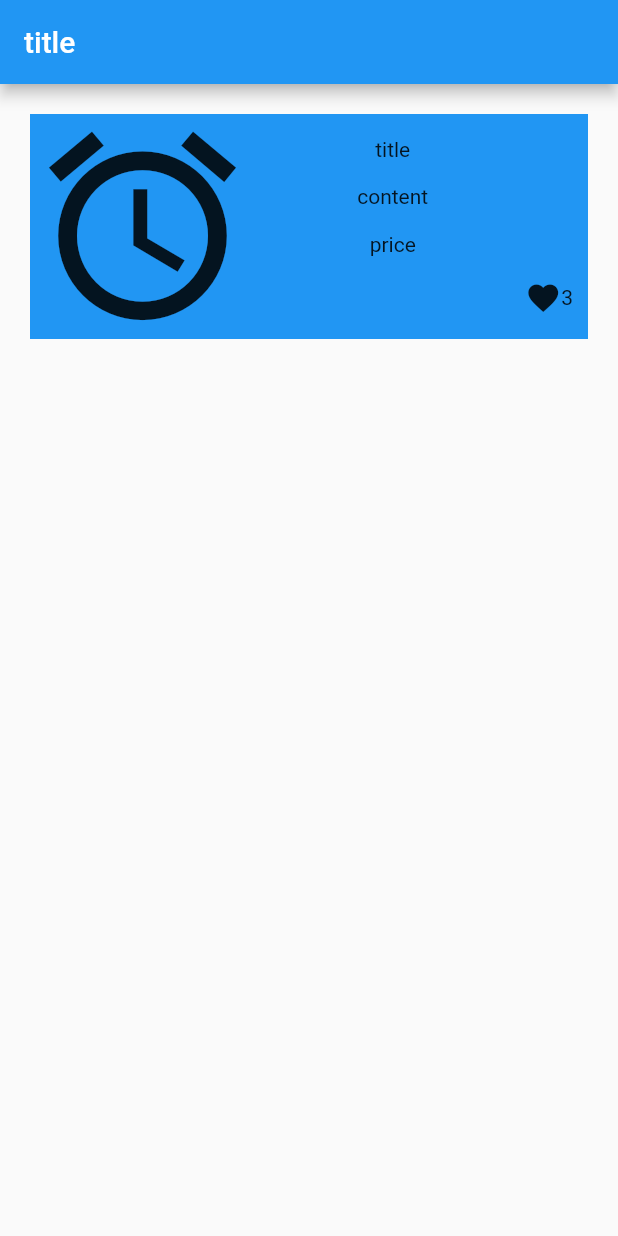
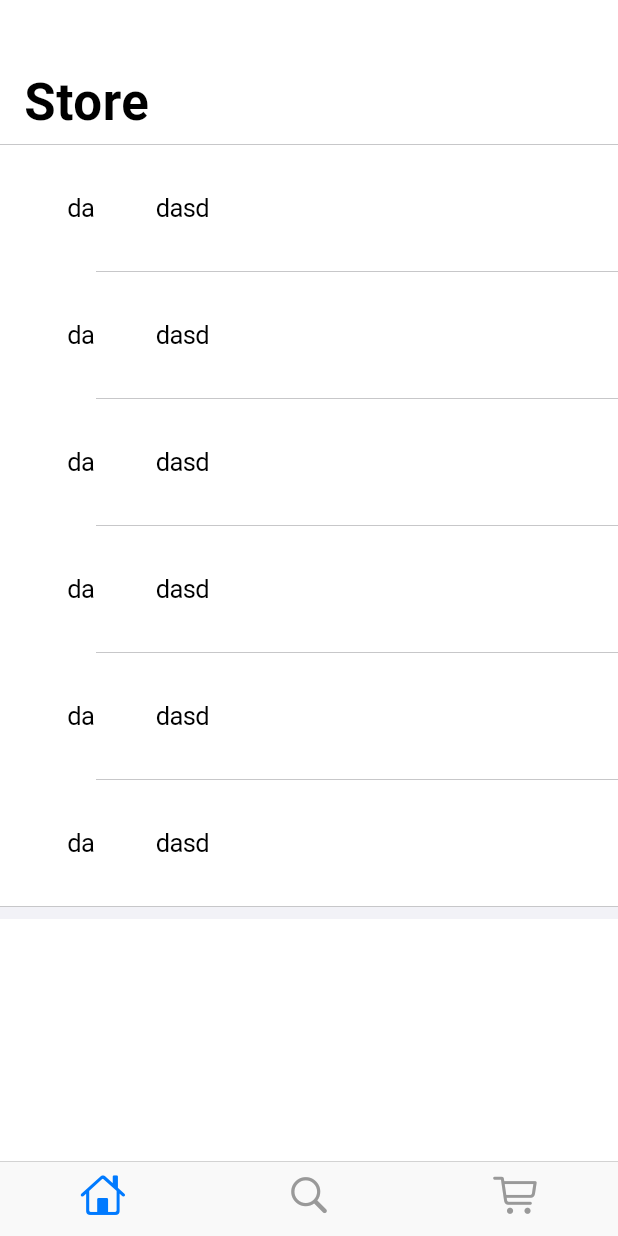
Before and after one commit to duck-positive/flutter_study, a Flutter app: the screen it shows after launch, on a phone screen of 412 x 824 dp. Run offline on Flutter 3.47's test engine with Material 2 defaults, Android fonts, the phone set to English and light mode, and no system bars.

Commit message:
Done 6 page(https://codelabs.developers.google.com/codelabs/flutter-cupertino#5)

```diff
--- a/lib/main.dart
+++ b/lib/main.dart
@@ -1,51 +1,112 @@
 import 'package:flutter/cupertino.dart';
 import 'package:flutter/material.dart';
+import 'package:flutter/services.dart';
+import 'package:provider/provider.dart';
+import 'package:untitled2/product_row_item.dart';
 
-void main() => runApp(MyApp());
 
-class MyApp extends StatelessWidget {
-  const MyApp({Key? key}) : super(key: key);
+import 'model/app_state_model.dart';
+import 'ui/cart_tab.dart';
+import 'ui/search_tab.dart';
+
+void main() {
+  runApp(
+    ChangeNotifierProvider<AppStateModel>(
+      create: (_) => AppStateModel()..loadProducts(),
+      child: App(),
+    )
+  );
+}
+
+class App extends StatelessWidget {
+  const App({super.key});
 
   @override
   Widget build(BuildContext context) {
-    return MaterialApp(
-      home: Scaffold(
-        appBar: AppBar(
-          title: Text("title"),
+    SystemChrome.setPreferredOrientations([DeviceOrientation.portraitUp, DeviceOrientation.portraitDown]);
+
+    return const CupertinoApp(
+      theme: CupertinoThemeData(brightness: Brightness.light),
+      home: HomePage(),
+    );
+  }
+}
+
+class HomePage extends StatelessWidget {
+  const HomePage({Key? key}) : super(key: key);
+
+  @override
+  Widget build(BuildContext context) {
+    return CupertinoTabScaffold(
+      tabBar:CupertinoTabBar(
+        items: const <BottomNavigationBarItem> [
+          BottomNavigationBarItem(icon: Icon(CupertinoIcons.home)),
+          BottomNavigationBarItem(icon: Icon(CupertinoIcons.search)),
+          BottomNavigationBarItem(icon: Icon(CupertinoIcons.cart))
+        ],
       ),
-        body: Container(
-          height: 150,
-          margin: EdgeInsets.all(20),
-          color: Colors.blue,
-          child: Row(
+      tabBuilder: (context, index) {
+        late final CupertinoTabView returnValue;
+        switch(index){
+          case 0: returnValue = CupertinoTabView(builder: (context) {
+            return const CupertinoPageScaffold(
+                child: HomeTab()
+            );
+          });
+          break;
+
+          case 1: returnValue = CupertinoTabView(builder: (context) {
+            return const CupertinoPageScaffold(
+              child: SearchTab(),
+            );
+          });
+          break;
+
+          case 2: returnValue = CupertinoTabView(builder: (context) {
+            return const CupertinoPageScaffold(
+                child: CartTab()
+            );
+          });
+          break;
+        }
+        return returnValue;
+      }
+    );
+  }
+}
+
+class HomeTab extends StatelessWidget {
+  const HomeTab({Key? key}) : super(key: key);
+
+  @override
+  Widget build(BuildContext context) {
+    return Consumer<AppStateModel>(
+      builder: (context, model, child) {
+        final products = model.getProducts();
+        return CustomScrollView(
+          semanticChildCount: products.length,
+          slivers : <Widget>[
+            const CupertinoSliverNavigationBar(
+              largeTitle: Text("Store"),
+            ),
+            SliverSafeArea(
+                top: false,
+                minimum: const EdgeInsets.only(top: 0),
+                sliver: SliverToBoxAdapter(
+                  child: CupertinoListSection(
+                    topMargin: 0,
                     children: [
-              Flexible(flex: 3, child: Icon(Icons.access_alarm, size: 150,)),
-              Flexible(flex: 7, child: Container(
-                height: double.infinity,
-                child: Column(
-                  mainAxisAlignment: MainAxisAlignment.spaceEvenly,
-                  crossAxisAlignment: CrossAxisAlignment.center,
-                  children: [
-                    Text("title"),
-                    Text("content"),
-                    Text("price"),
-                    Container(
-                      margin: EdgeInsets.fromLTRB(0, 0, 10, 0),
-                      child: Row(
-                        mainAxisAlignment: MainAxisAlignment.end,
-                        children: [
-                          Icon(Icons.favorite),
-                          Text("3")
+                      for (var product in products)
+                        ProductRowItem(
+                          product: product,
+                        )
                     ],
                   ),
                 )
-                  ],
-                ),
-              ))
-            ],
             )
-        ),
-      ),
+          ]
+        );
+      }
     );
   }
 }
--- /dev/null
+++ b/lib/model/app_state_model.dart
@@ -0,0 +1,26 @@
+import 'package:flutter/foundation.dart' as foundation;
+import 'package:untitled2/model/product_repository.dart';
+
+import 'product.dart';
+
+
+class AppStateModel extends foundation.ChangeNotifier {
+  List<Product> _availableProducts = [];
+
+  final _productsInCart = <int, int>{};
+
+  Map<int, int> get productsInCart {
+    return Map.from(_productsInCart);
+  }
+
+  List<Product> getProducts(){
+    if(true){
+      return List.from(_availableProducts);
+    }
+  }
+
+  void loadProducts(){
+    _availableProducts = ProductRepository.loadProducts(Category.Cafe);
+    notifyListeners();
+  }
+}
--- /dev/null
+++ b/lib/model/product.dart
@@ -0,0 +1,20 @@
+enum Category {
+  Cafe,
+  Machine
+}
+
+class Product {
+  const Product({
+    required this.category,
+    required this.id,
+    required this.isFeatured,
+    required this.productName,
+    required this.price,
+  });
+
+  final Category category;
+  final int id;
+  final bool isFeatured;
+  final String productName;
+  final int price;
+}
--- /dev/null
+++ b/lib/model/product_repository.dart
@@ -0,0 +1,49 @@
+import 'package:untitled2/model/product.dart';
+
+class ProductRepository {
+  static const _allProducts = <Product>[
+    Product(
+        category: Category.Cafe,
+        id: 0,
+        isFeatured: true,
+        productName: "productName",
+        price: 100),
+    Product(
+        category: Category.Cafe,
+        id: 0,
+        isFeatured: true,
+        productName: "productName",
+        price: 100),
+    Product(
+        category: Category.Cafe,
+        id: 0,
+        isFeatured: true,
+        productName: "productName",
+        price: 100),
+    Product(
+        category: Category.Cafe,
+        id: 0,
+        isFeatured: true,
+        productName: "productName",
+        price: 100),
+    Product(
+        category: Category.Cafe,
+        id: 0,
+        isFeatured: true,
+        productName: "productName",
+        price: 100),Product(
+        category: Category.Cafe,
+        id: 0,
+        isFeatured: true,
+        productName: "productName",
+        price: 100),
+  ];
+
+  static List<Product> loadProducts(Category category){
+    if(category == Category.Cafe){
+      return _allProducts;
+    } else {
+      return _allProducts.where((product) => product.category == Category.Cafe).toList();
+    }
+  }
+}
--- /dev/null
+++ b/lib/product_row_item.dart
@@ -0,0 +1,34 @@
+import 'package:flutter/cupertino.dart';
+
+import 'model/product.dart';
+
+class ProductRowItem extends StatelessWidget {
+  const ProductRowItem({
+    required this.product,
+    super.key
+  });
+
+  final Product product;
+
+  @override
+  Widget build(BuildContext context) {
+    return SafeArea(
+        top: false,
+        bottom: false,
+        minimum: const EdgeInsets.only(
+          top: 8,
+          bottom: 8,
+          right: 8
+        ),
+        child: CupertinoListTile(
+          leading: ClipRRect(
+            borderRadius: BorderRadius.circular(3),
+            child: Text("da"),
+          ),
+          leadingSize: 68,
+          title: Text("dasd"),
+
+        )
+    );
+  }
+}
--- /dev/null
+++ b/lib/ui/cart_tab.dart
@@ -0,0 +1,18 @@
+import 'package:flutter/cupertino.dart';
+import 'package:flutter/material.dart';
+
+class CartTab extends StatefulWidget {
+  const CartTab({Key? key}) : super(key: key);
+
+  @override
+  State<CartTab> createState() => _CartTabState();
+}
+
+class _CartTabState extends State<CartTab> {
+  @override
+  Widget build(BuildContext context) {
+    return const Scaffold(
+      body: Text("cart2"),
+    );
+  }
+}
--- /dev/null
+++ b/lib/ui/search_tab.dart
@@ -0,0 +1,22 @@
+import 'package:flutter/cupertino.dart';
+import 'package:flutter/material.dart';
+
+class SearchTab extends StatefulWidget {
+  const SearchTab({Key? key}) : super(key: key);
+
+  @override
+  State<SearchTab> createState() => _SearchTabState();
+}
+
+class _SearchTabState extends State<SearchTab> {
+  @override
+  Widget build(BuildContext context) {
+    return const CustomScrollView(
+      slivers: [
+        CupertinoSliverNavigationBar(
+          largeTitle: Text("Search"),
+        )
+      ],
+    );
+  }
+}
--- a/pubspec.yaml
+++ b/pubspec.yaml
@@ -35,6 +35,7 @@ dependencies:
   # The following adds the Cupertino Icons font to your application.
   # Use with the CupertinoIcons class for iOS style icons.
   cupertino_icons: ^1.0.2
+  provider: ^6.0.5
 
 dev_dependencies:
   flutter_test:
```
Also changed, not shown: pubspec.lock. Lines whose indentation alone changed are shown as unchanged.
